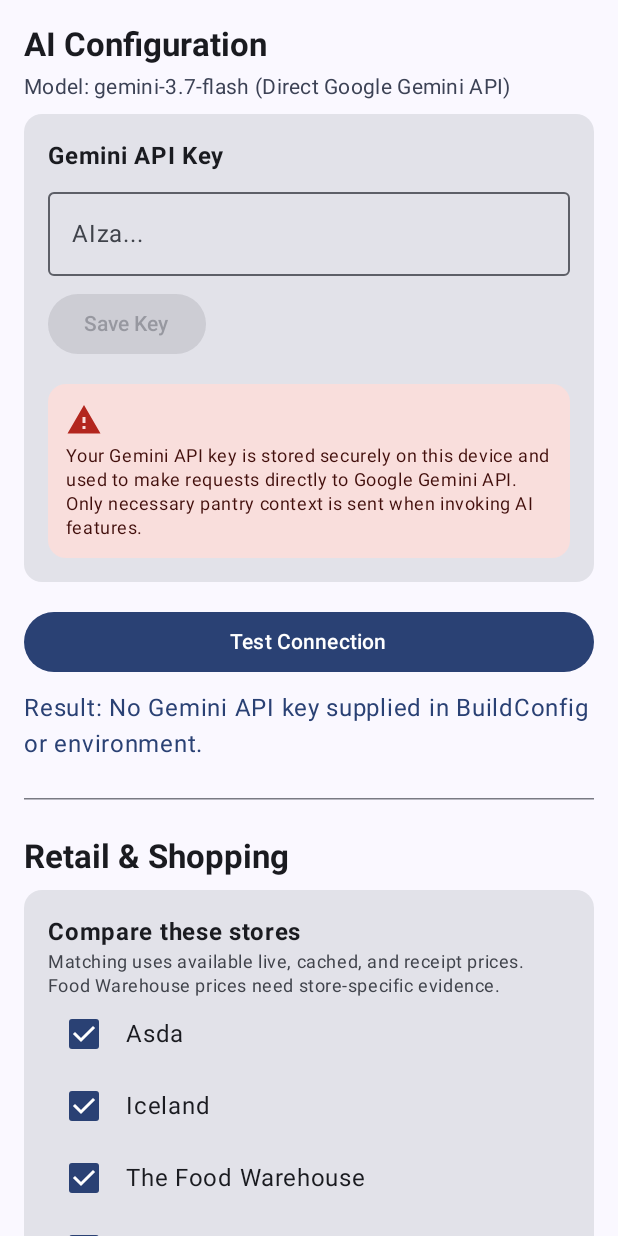
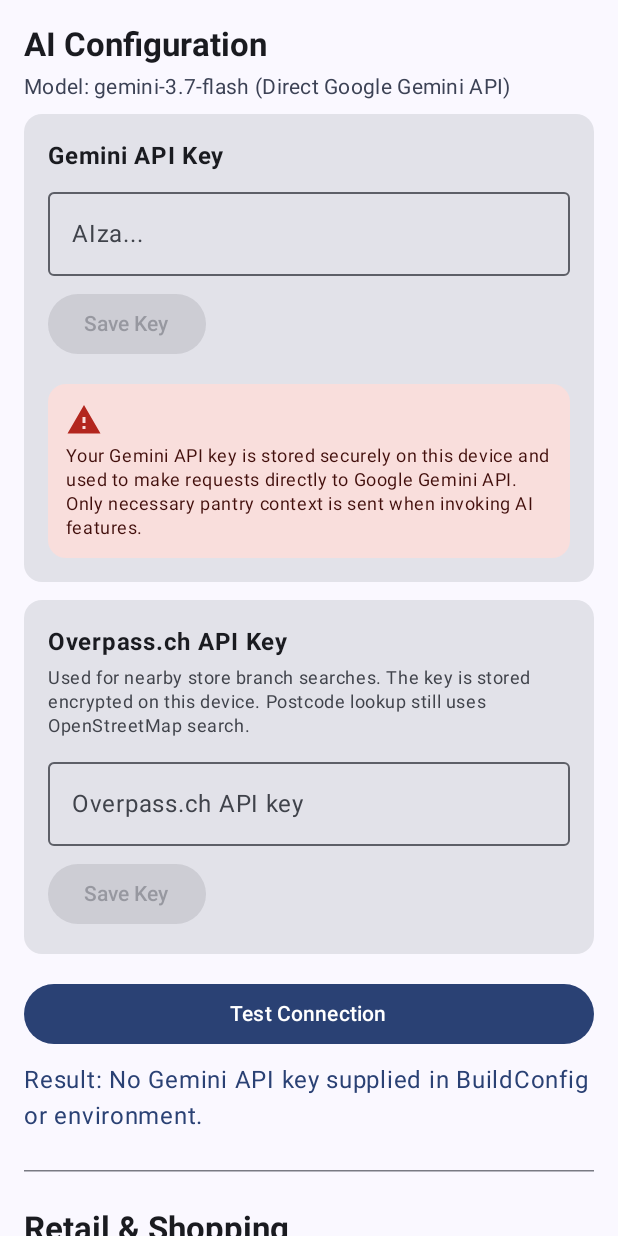
Before and after one commit to MatthewGriffin/MealPlanner, an Android app built with Jetpack Compose: the composable SettingsScreen shown on its own in the app's theme, after a tap on "Test Connection", on a phone screen of 412 x 824 dp. Run offline under Robolectric (Android 15) with nearby library versions, the phone set to English and light mode, and no system bars; our stand-ins replace Dagger/Hilt's generated code, Room's generated code; pictures from the network do not load; 1 statement that could not run was skipped.

Commit message:
Move store directory API key into a Gemini-style settings card

```diff
--- a/app/src/main/java/com/example/chatgpt_mealplanner/feature/settings/SettingsScreen.kt
+++ b/app/src/main/java/com/example/chatgpt_mealplanner/feature/settings/SettingsScreen.kt
@@ -192,6 +192,54 @@ fun SettingsScreen(
             }
         }
 
+        Spacer(modifier = Modifier.height(12.dp))
+        Card(modifier = Modifier.fillMaxWidth()) {
+            Column(modifier = Modifier.padding(16.dp)) {
+                Text("Overpass.ch API Key", fontWeight = FontWeight.Bold)
+                Spacer(modifier = Modifier.height(4.dp))
+                Text(
+                    "Used for nearby store branch searches. The key is stored encrypted on this device. Postcode lookup still uses OpenStreetMap search.",
+                    style = MaterialTheme.typography.bodySmall,
+                    color = MaterialTheme.colorScheme.onSurfaceVariant
+                )
+                Spacer(modifier = Modifier.height(8.dp))
+                if (uiState.isStoreDirectoryApiKeyConfigured) {
+                    Text("Status: Configured securely.", color = MaterialTheme.colorScheme.primary)
+                    Spacer(modifier = Modifier.height(8.dp))
+                    Button(onClick = { viewModel.deleteStoreDirectoryApiKey() }) {
+                        Text("Delete API Key")
+                    }
+                } else {
+                    OutlinedTextField(
+                        value = storeDirectoryApiKeyInput,
+                        onValueChange = { storeDirectoryApiKeyInput = it },
+                        label = { Text("Overpass.ch API key") },
+                        visualTransformation = PasswordVisualTransformation(),
+                        modifier = Modifier.fillMaxWidth(),
+                        singleLine = true
+                    )
+                    Spacer(modifier = Modifier.height(8.dp))
+                    Button(
+                        onClick = {
+                            viewModel.saveStoreDirectoryApiKey(storeDirectoryApiKeyInput)
+                            storeDirectoryApiKeyInput = ""
+                        },
+                        enabled = storeDirectoryApiKeyInput.isNotBlank()
+                    ) {
+                        Text("Save Key")
+                    }
+                }
+                if (uiState.storeDirectoryApiKeyMessage != null) {
+                    Spacer(modifier = Modifier.height(8.dp))
+                    Text(
+                        uiState.storeDirectoryApiKeyMessage!!,
+                        style = MaterialTheme.typography.bodySmall,
+                        color = MaterialTheme.colorScheme.onSurfaceVariant
+                    )
+                }
+            }
+        }
+
         Spacer(modifier = Modifier.height(16.dp))
         Button(
             onClick = { viewModel.testAiConnection() },
@@ -212,32 +260,6 @@ fun SettingsScreen(
         Text("Retail & Shopping", style = MaterialTheme.typography.titleLarge, fontWeight = FontWeight.Bold)
         Spacer(modifier = Modifier.height(8.dp))
 
-        Card(modifier = Modifier.fillMaxWidth()) {
-            Column(modifier = Modifier.padding(16.dp)) {
-                Text("Compare these stores", fontWeight = FontWeight.Bold)
-                Text(
-                    "Matching uses available live, cached, and receipt prices. Food Warehouse prices need store-specific evidence.",
-                    style = MaterialTheme.typography.bodySmall,
-                    color = MaterialTheme.colorScheme.onSurfaceVariant
-                )
-                RetailerId.entries.forEach { retailer ->
-                    Row(modifier = Modifier.fillMaxWidth(), verticalAlignment = Alignment.CenterVertically) {
-                        Checkbox(
-                            checked = retailer in uiState.enabledRetailers,
-                            onCheckedChange = { viewModel.setRetailerEnabled(retailer, it) }
-                        )
-                        Spacer(modifier = Modifier.width(4.dp))
-                        Text(
-                            when (retailer) {
-                                RetailerId.FOOD_WAREHOUSE -> "The Food Warehouse"
-                                else -> retailer.name.lowercase().replaceFirstChar(Char::uppercase)
-                            }
-                        )
-                    }
-                }
-                Spacer(modifier = Modifier.height(12.dp))
-            }
-        }
 
         Spacer(modifier = Modifier.height(12.dp))
         Card(modifier = Modifier.fillMaxWidth()) {
@@ -258,45 +280,6 @@ fun SettingsScreen(
                     color = MaterialTheme.colorScheme.onSurfaceVariant
                 )
 
-                Text("Overpass.ch API key (optional)", fontWeight = FontWeight.SemiBold)
-                Text(
-                    "If you have an Overpass.ch key, save it here to send branch queries to that service directly. The key is stored encrypted on this device. If it fails, the app reports the error instead of waiting on other public Overpass servers. Postcode lookup still uses OpenStreetMap search.",
-                    style = MaterialTheme.typography.bodySmall,
-                    color = MaterialTheme.colorScheme.onSurfaceVariant
-                )
-                OutlinedTextField(
-                    value = storeDirectoryApiKeyInput,
-                    onValueChange = { storeDirectoryApiKeyInput = it },
-                    label = { Text(if (uiState.isStoreDirectoryApiKeyConfigured) "Replace saved API key" else "Overpass.ch API key") },
-                    visualTransformation = PasswordVisualTransformation(),
-                    modifier = Modifier.fillMaxWidth(),
-                    singleLine = true
-                )
-                Row(
-                    modifier = Modifier.fillMaxWidth(),
-                    verticalAlignment = Alignment.CenterVertically
-                ) {
-                    Button(
-                        onClick = {
-                            viewModel.saveStoreDirectoryApiKey(storeDirectoryApiKeyInput)
-                            storeDirectoryApiKeyInput = ""
-                        },
-                        enabled = storeDirectoryApiKeyInput.isNotBlank()
-                    ) { Text("Save key") }
-                    if (uiState.isStoreDirectoryApiKeyConfigured) {
-                        Spacer(modifier = Modifier.width(8.dp))
-                        TextButton(onClick = { viewModel.deleteStoreDirectoryApiKey() }) {
-                            Text("Remove key")
-                        }
-                    }
-                }
-                if (uiState.storeDirectoryApiKeyMessage != null) {
-                    Text(
-                        uiState.storeDirectoryApiKeyMessage!!,
-                        style = MaterialTheme.typography.bodySmall,
-                        color = MaterialTheme.colorScheme.onSurfaceVariant
-                    )
-                }
                 androidx.compose.foundation.layout.Box {
                     TextButton(onClick = { retailerMenuExpanded = true }) {
                         Text("Search retailer: ${retailerLabel(selectedStoreRetailer)}")
```
